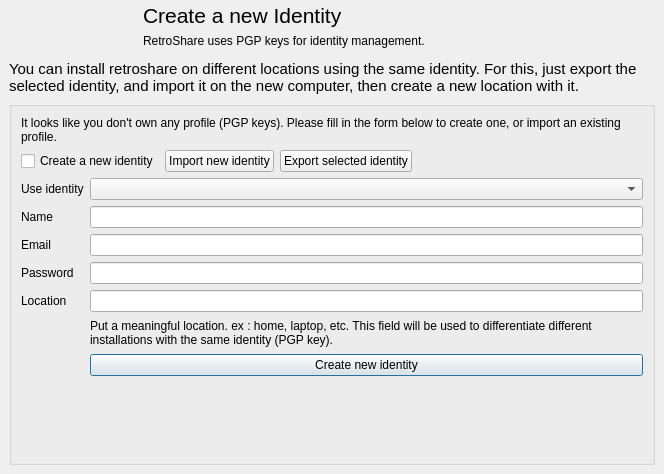
First picture: the form in retroshare-gui/src/gui/GenCertDialog.ui, repository RetroShare/RetroShare, before the edit.
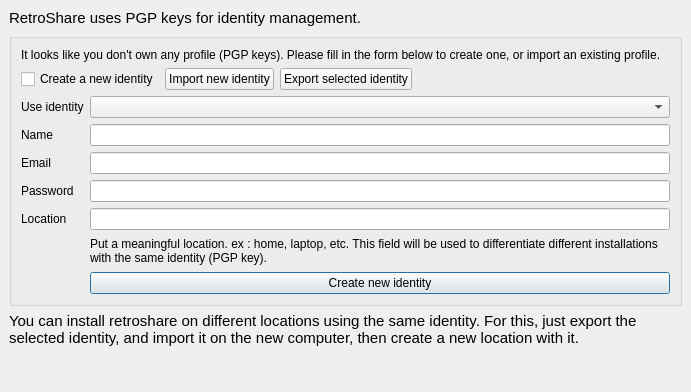
Second picture: the form after the edit. Icons and pictures are not drawn. Custom widgets are drawn as their Qt base class.

Commit message: changed the default style layout of profile creation dialog.

```diff
--- a/retroshare-gui/src/gui/GenCertDialog.ui
+++ b/retroshare-gui/src/gui/GenCertDialog.ui
@@ -6,8 +6,8 @@
    <rect>
     <x>0</x>
     <y>0</y>
-    <width>664</width>
-    <height>474</height>
+    <width>691</width>
+    <height>392</height>
    </rect>
   </property>
   <property name="windowTitle">
@@ -33,37 +33,12 @@
       </size>
      </property>
      <layout class="QGridLayout" name="gridLayout">
-      <item row="0" column="0">
-       <widget class="QLabel" name="label">
-        <property name="font">
-         <font>
-          <pointsize>11</pointsize>
-         </font>
-        </property>
-        <property name="text">
-         <string>You can install retroshare on different locations using the same identity. For this, just export the selected identity, and import it on the new computer, then create a new location with it.</string>
-        </property>
-        <property name="wordWrap">
-         <bool>true</bool>
-        </property>
-       </widget>
-      </item>
-      <item row="1" column="0">
+      <property name="horizontalSpacing">
+       <number>0</number>
+      </property>
+      <item row="2" column="0">
        <widget class="QGroupBox" name="groupBox">
         <layout class="QGridLayout" name="gridLayout_2">
-         <item row="9" column="0" colspan="2">
-          <spacer name="verticalSpacer">
-           <property name="orientation">
-            <enum>Qt::Vertical</enum>
-           </property>
-           <property name="sizeHint" stdset="0">
-            <size>
-             <width>1</width>
-             <height>1</height>
-            </size>
-           </property>
-          </spacer>
-         </item>
          <item row="0" column="0" colspan="2">
           <widget class="QLabel" name="no_gpg_key_label">
            <property name="text">
@@ -275,16 +250,58 @@
         </layout>
        </widget>
       </item>
+      <item row="0" column="0">
+       <widget class="QLabel" name="header_label">
+        <property name="font">
+         <font>
+          <family>Tahoma</family>
+          <pointsize>11</pointsize>
+         </font>
+        </property>
+        <property name="text">
+         <string>RetroShare uses PGP keys for identity management.</string>
+        </property>
+        <property name="wordWrap">
+         <bool>true</bool>
+        </property>
+       </widget>
+      </item>
+      <item row="4" column="0">
+       <spacer name="verticalSpacer">
+        <property name="orientation">
+         <enum>Qt::Vertical</enum>
+        </property>
+        <property name="sizeHint" stdset="0">
+         <size>
+          <width>1</width>
+          <height>1</height>
+         </size>
+        </property>
+       </spacer>
+      </item>
+      <item row="3" column="0">
+       <widget class="QLabel" name="genprofileinfo_label">
+        <property name="font">
+         <font>
+          <family>Tahoma</family>
+          <pointsize>11</pointsize>
+         </font>
+        </property>
+        <property name="text">
+         <string>You can install retroshare on different locations using the same identity. For this, just export the selected identity, and import it on the new computer, then create a new location with it.</string>
+        </property>
+        <property name="wordWrap">
+         <bool>true</bool>
+        </property>
+       </widget>
+      </item>
      </layout>
     </widget>
    </item>
    <item row="0" column="0">
-    <widget class="QFrame" name="headerFrame">
-     <property name="maximumSize">
-      <size>
-       <width>16777215</width>
-       <height>140</height>
-      </size>
+    <widget class="HeaderFrame" name="headerFrame">
+     <property name="styleSheet">
+      <string notr="true"/>
      </property>
      <property name="frameShape">
       <enum>QFrame::NoFrame</enum>
@@ -292,66 +309,18 @@
      <property name="frameShadow">
       <enum>QFrame::Plain</enum>
      </property>
-     <layout class="QHBoxLayout" name="horizontalLayout_3">
-      <property name="topMargin">
-       <number>3</number>
-      </property>
-      <property name="bottomMargin">
-       <number>3</number>
-      </property>
-      <item>
-       <widget class="QLabel" name="headerImage">
-        <property name="minimumSize">
-         <size>
-          <width>128</width>
-          <height>0</height>
-         </size>
-        </property>
-        <property name="maximumSize">
-         <size>
-          <width>128</width>
-          <height>128</height>
-         </size>
-        </property>
-        <property name="text">
-         <string/>
-        </property>
-        <property name="pixmap">
-         <pixmap resource="images.qrc">:/images/contact_new128.png</pixmap>
-        </property>
-        <property name="scaledContents">
-         <bool>true</bool>
-        </property>
-       </widget>
-      </item>
-      <item>
-       <layout class="QVBoxLayout" name="headerLayout">
-        <item>
-         <widget class="QLabel" name="headerLabel">
-          <property name="font">
-           <font>
-            <pointsize>16</pointsize>
-           </font>
-          </property>
-          <property name="text">
-           <string>Create a new Identity</string>
-          </property>
-         </widget>
-        </item>
-        <item>
-         <widget class="QLabel" name="headerLabel2">
-          <property name="text">
-           <string>RetroShare uses PGP keys for identity management.</string>
-          </property>
-         </widget>
-        </item>
-       </layout>
-      </item>
-     </layout>
     </widget>
    </item>
   </layout>
  </widget>
+ <customwidgets>
+  <customwidget>
+   <class>HeaderFrame</class>
+   <extends>QFrame</extends>
+   <header>gui/common/HeaderFrame.h</header>
+   <container>1</container>
+  </customwidget>
+ </customwidgets>
  <tabstops>
   <tabstop>genPGPuser</tabstop>
   <tabstop>name_input</tabstop>
```
The commit also changes 2 other files.
